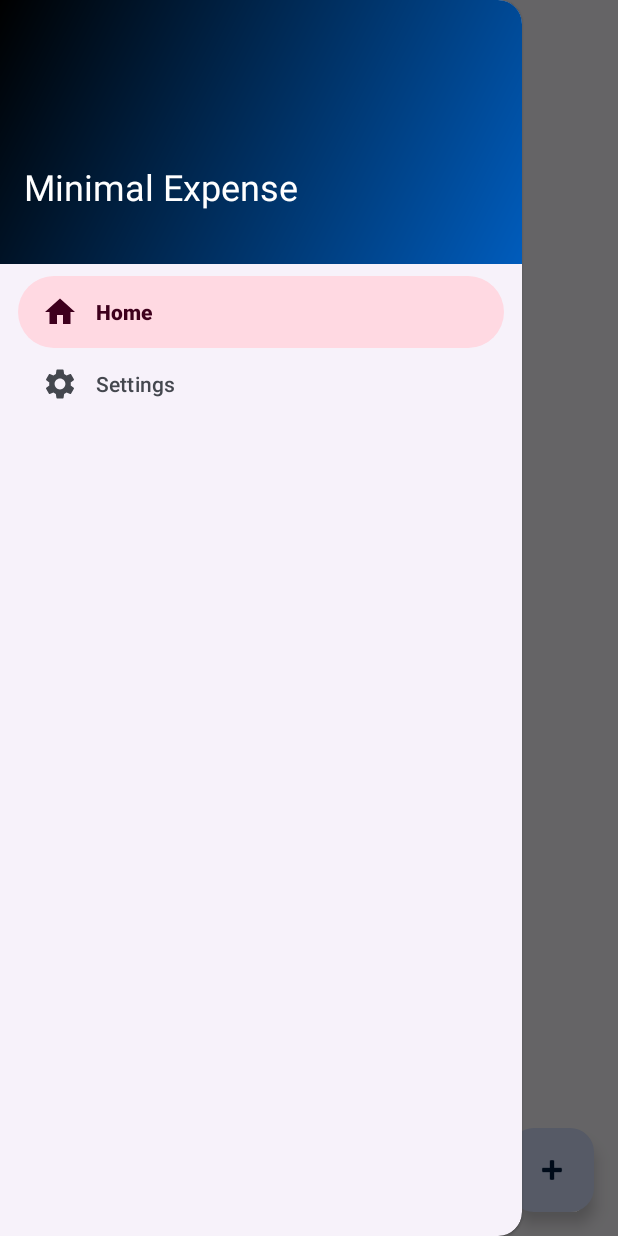
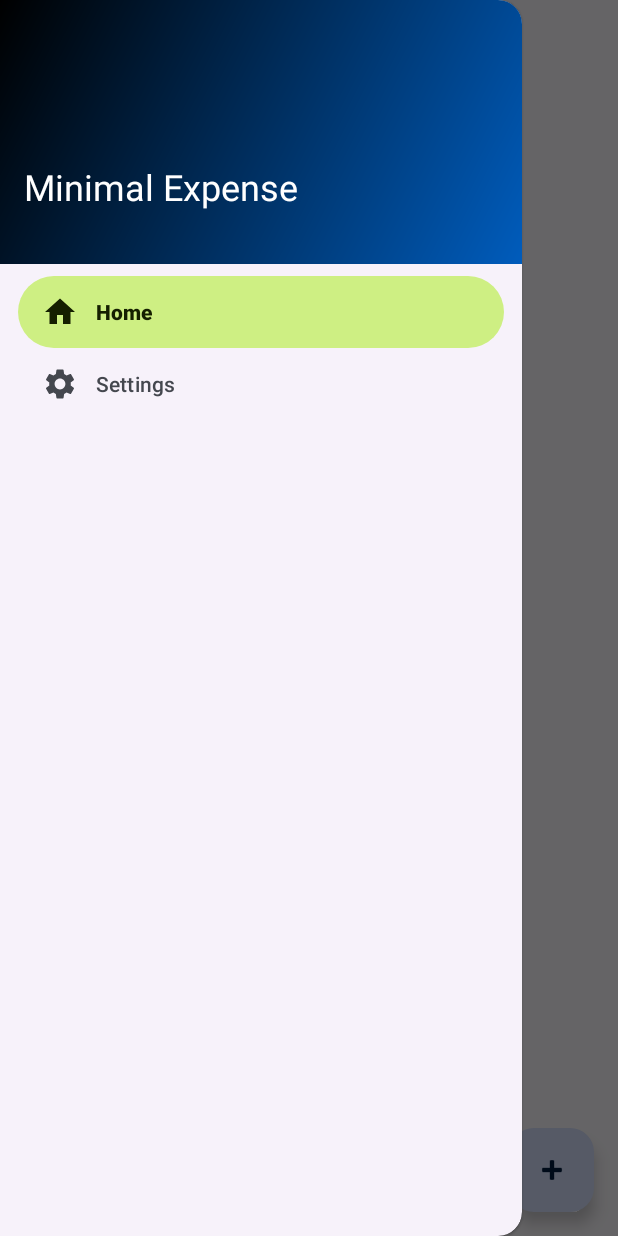
Before and after one commit to IzzDarki/MinimalExpense, an Android app: the screen it shows after launch (MainActivity), with the side drawer open, on a phone screen of 412 x 824 dp. Run offline under Robolectric (Android 15) with nearby library versions, the phone set to English and light mode, and no system bars; our stand-ins replace navigation-ui; 38 statements that could not run were skipped.

Commit message:
Improve theme

```diff
--- a/app/src/main/AndroidManifest.xml
+++ b/app/src/main/AndroidManifest.xml
@@ -7,7 +7,7 @@
         android:label="@string/app_name"
         android:roundIcon="@mipmap/ic_launcher_round"
         android:supportsRtl="true"
-        android:theme="@style/Theme.MinimalExpense.NoActionBar">
+        android:theme="@style/Theme.MinimalExpense">
 
         <activity
             android:name="com.izzdarki.minimalexpense.ui.MainActivity"
--- a/app/src/main/java/com/izzdarki/minimalexpense/ui/MainActivity.kt
+++ b/app/src/main/java/com/izzdarki/minimalexpense/ui/MainActivity.kt
@@ -26,7 +26,7 @@ class MainActivity : AppCompatActivity() {
         binding = ActivityMainBinding.inflate(layoutInflater)
         setContentView(binding.root)
 
-        setSupportActionBar(binding.toolbar)
+        setSupportActionBar(binding.toolbar.toolbar)
 
         val navController = findNavController(R.id.nav_host_fragment_content_main)
         // Passing each menu ID as a set of Ids because each
--- a/app/src/main/java/com/izzdarki/minimalexpense/ui/edit/EditExpenseActivity.kt
+++ b/app/src/main/java/com/izzdarki/minimalexpense/ui/edit/EditExpenseActivity.kt
@@ -67,8 +67,8 @@ class EditExpenseActivity : AppCompatActivity() {
         }
 
         // Toolbar
-        binding.toolbar.title = expense.name
-        setSupportActionBar(binding.toolbar)
+        binding.toolbar.toolbar.title = expense.name
+        setSupportActionBar(binding.toolbar.toolbar)
         supportActionBar?.setDisplayHomeAsUpEnabled(true)
 
         // Name input
@@ -153,7 +153,6 @@ class EditExpenseActivity : AppCompatActivity() {
                 expense.created = date
                 updateCreationDateText()
             }
-            true // click always consumed
         }
     }
 
--- a/app/src/main/res/layout/activity_edit_expense.xml
+++ b/app/src/main/res/layout/activity_edit_expense.xml
@@ -10,12 +10,11 @@
     android:paddingBottom="@dimen/activity_vertical_margin"
     tools:context=".ui.edit.EditExpenseActivity">
 
-    <androidx.appcompat.widget.Toolbar
+    <include layout="@layout/toolbar"
         android:id="@+id/toolbar"
         app:layout_constraintStart_toStartOf="parent"
         app:layout_constraintEnd_toEndOf="parent"
-        app:layout_constraintTop_toTopOf="parent"
-        style="@style/Toolbar"/>
+        app:layout_constraintTop_toTopOf="parent"/>
 
     <ScrollView
         android:layout_width="match_parent"
--- a/app/src/main/res/layout/activity_main.xml
+++ b/app/src/main/res/layout/activity_main.xml
@@ -5,7 +5,7 @@
     android:id="@+id/drawer_layout"
     android:layout_width="match_parent"
     android:layout_height="match_parent"
-    android:fitsSystemWindows="true"
+    android:fitsSystemWindows="false"
     tools:openDrawer="start">
 
     <androidx.constraintlayout.widget.ConstraintLayout
@@ -14,9 +14,8 @@
         app:layout_behavior="@string/appbar_scrolling_view_behavior"
         tools:context=".ui.MainActivity">
 
-        <androidx.appcompat.widget.Toolbar
+        <include layout="@layout/toolbar"
             android:id="@+id/toolbar"
-            style="@style/Toolbar"
             app:layout_constraintStart_toStartOf="parent"
             app:layout_constraintTop_toTopOf="parent" />
 
--- a/app/src/main/res/values-notnight/themes.xml
+++ /dev/null
@@ -1,7 +0,0 @@
-<?xml version="1.0" encoding="utf-8"?>
-<resources>
-    <style name="Theme.MinimalExpense" parent="Theme.MinimalExpenseBase">
-        <item name="android:statusBarColor">@color/white</item>
-        <item name="android:windowLightStatusBar">true</item>
-    </style>
-</resources>
--- a/app/src/main/res/values/colors.xml
+++ b/app/src/main/res/values/colors.xml
@@ -51,14 +51,14 @@
     <color name="md_theme_light_onPrimary">#FFFFFF</color>
     <color name="md_theme_light_primaryContainer">#D7E2FF</color>
     <color name="md_theme_light_onPrimaryContainer">#001B3F</color>
-    <color name="md_theme_light_secondary">#B61162</color>
+    <color name="md_theme_light_secondary">#4D6706</color>
     <color name="md_theme_light_onSecondary">#FFFFFF</color>
-    <color name="md_theme_light_secondaryContainer">#FFD9E2</color>
-    <color name="md_theme_light_onSecondaryContainer">#3E001D</color>
-    <color name="md_theme_light_tertiary">#705574</color>
+    <color name="md_theme_light_secondaryContainer">#CEEF83</color>
+    <color name="md_theme_light_onSecondaryContainer">#151F00</color>
+    <color name="md_theme_light_tertiary">#834595</color>
     <color name="md_theme_light_onTertiary">#FFFFFF</color>
-    <color name="md_theme_light_tertiaryContainer">#FAD8FD</color>
-    <color name="md_theme_light_onTertiaryContainer">#29132E</color>
+    <color name="md_theme_light_tertiaryContainer">#FBD7FF</color>
+    <color name="md_theme_light_onTertiaryContainer">#330043</color>
     <color name="md_theme_light_error">#BA1A1A</color>
     <color name="md_theme_light_errorContainer">#FFDAD6</color>
     <color name="md_theme_light_onError">#FFFFFF</color>
@@ -82,14 +82,14 @@
     <color name="md_theme_dark_onPrimary">#002F66</color>
     <color name="md_theme_dark_primaryContainer">#00458F</color>
     <color name="md_theme_dark_onPrimaryContainer">#D7E2FF</color>
-    <color name="md_theme_dark_secondary">#FFB1C8</color>
-    <color name="md_theme_dark_onSecondary">#650033</color>
-    <color name="md_theme_dark_secondaryContainer">#8E004A</color>
-    <color name="md_theme_dark_onSecondaryContainer">#FFD9E2</color>
-    <color name="md_theme_dark_tertiary">#DDBCE0</color>
-    <color name="md_theme_dark_onTertiary">#3F2844</color>
-    <color name="md_theme_dark_tertiaryContainer">#573E5C</color>
-    <color name="md_theme_dark_onTertiaryContainer">#FAD8FD</color>
+    <color name="md_theme_dark_secondary">#B2D26B</color>
+    <color name="md_theme_dark_onSecondary">#263500</color>
+    <color name="md_theme_dark_secondaryContainer">#394D00</color>
+    <color name="md_theme_dark_onSecondaryContainer">#CEEF83</color>
+    <color name="md_theme_dark_tertiary">#F1AFFF</color>
+    <color name="md_theme_dark_onTertiary">#501163</color>
+    <color name="md_theme_dark_tertiaryContainer">#692C7B</color>
+    <color name="md_theme_dark_onTertiaryContainer">#FBD7FF</color>
     <color name="md_theme_dark_error">#FFB4AB</color>
     <color name="md_theme_dark_errorContainer">#93000A</color>
     <color name="md_theme_dark_onError">#690005</color>
--- a/app/src/main/res/values/styles.xml
+++ b/app/src/main/res/values/styles.xml
@@ -7,12 +7,6 @@
         <item name="android:background">?android:attr/listDivider</item>
         <item name="android:layout_marginStart">16dp</item>
         <item name="android:layout_marginEnd">16dp</item>
-    </style>
-
-    <style name="Toolbar">
-        <item name="android:layout_width">match_parent</item>
-        <item name="android:layout_height">wrap_content</item>
-        <item name="minHeight">?attr/actionBarSize</item>
     </style>
 
     <style name="TextAppearance.MinimalExpense.Headline" parent="TextAppearance.AppCompat.Body1">
--- a/app/src/main/res/values/themes.xml
+++ b/app/src/main/res/values/themes.xml
@@ -31,6 +31,7 @@
 
         <item name="android:navigationBarColor">@android:color/transparent</item>
         <item name="android:statusBarColor">@android:color/transparent</item>
+        <!-- Make sure status bar text is readable in both light and dark mode -->
         <item name="android:windowLightStatusBar">@bool/theme_window_light_status_bar</item>
 
         <!-- OLD Primary color. -->
```
Also changed, not shown: app/src/main/res/layout/toolbar.xml (added, +18 -0 lines).
